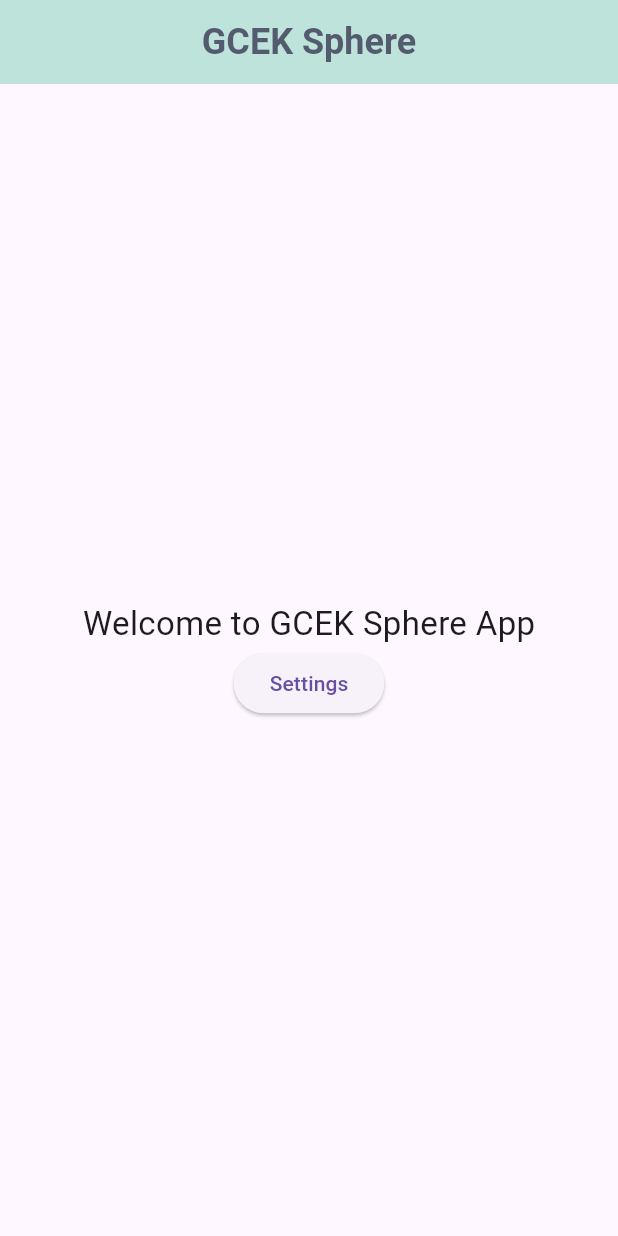
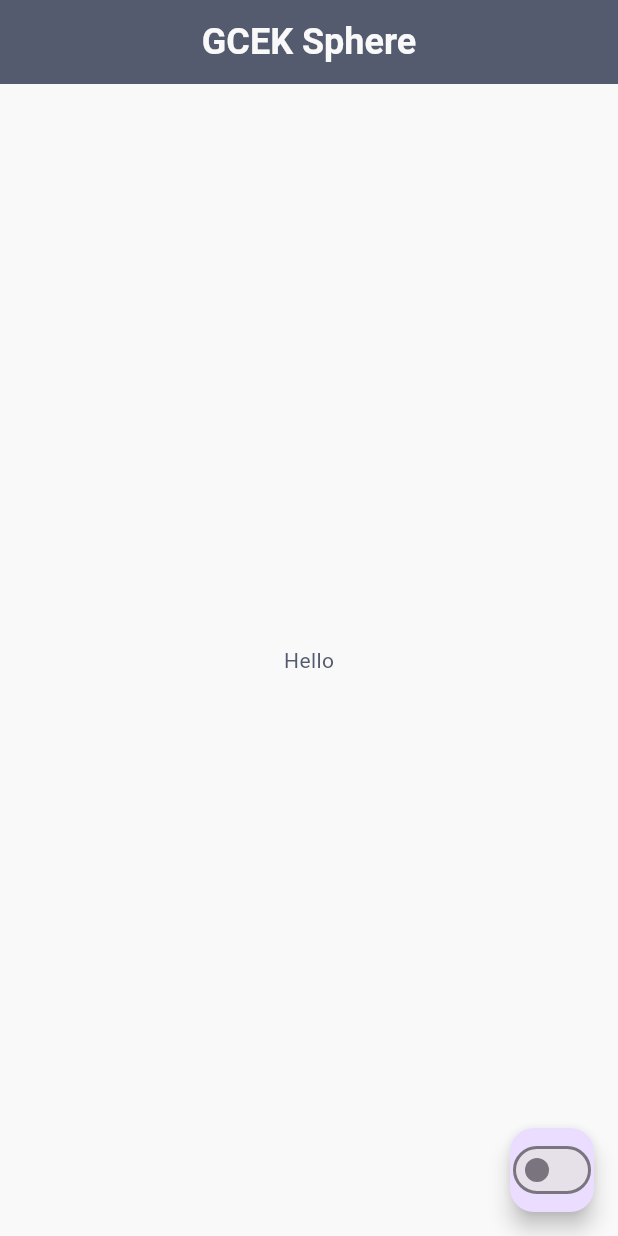
Before and after one commit to nandanmagdum/gcek_smart_campus_2025, a Flutter app: the screen it shows after launch, on a phone screen of 412 x 824 dp. Run offline on Flutter 3.47's test engine with Material 3 defaults, Android fonts, the phone set to English and light mode, and no system bars; our stand-ins replace get, go_router, shared_preferences.

Commit message:
updated theme

```diff
--- a/lib/constants/app_colors.dart
+++ b/lib/constants/app_colors.dart
@@ -1,45 +1,9 @@
 import 'package:flutter/material.dart';
 
 class AppColors {
-  static final palate1 = Color(0xff555B6E);
-  static final palate2 = Color(0xFF89B0AE);
-  static final palate3 = Color(0xFFBEE3DB);
-  static final palate4 = Color(0xFFFAF9F9);
-  static final palate5 = Color(0xFFFFD6BA);
-
-  static final ThemeData lightTheme = ThemeData(
-    brightness: Brightness.light,
-    scaffoldBackgroundColor: AppColors.palate4,
-    appBarTheme: AppBarTheme(backgroundColor: AppColors.palate3),
-    primaryColor: AppColors.palate1,
-    textTheme: TextTheme(
-      bodyLarge: TextStyle(color: AppColors.palate1),
-      bodyMedium: TextStyle(color: AppColors.palate2),
-    ),
-    buttonTheme: ButtonThemeData(
-      buttonColor: AppColors.palate1,
-      textTheme: ButtonTextTheme.primary,
-    ),
-    floatingActionButtonTheme: FloatingActionButtonThemeData(
-      backgroundColor: AppColors.palate5,
-    ),
-  );
-
-  static final ThemeData darkTheme = ThemeData(
-    brightness: Brightness.dark,
-    scaffoldBackgroundColor: AppColors.palate1,
-    appBarTheme: AppBarTheme(backgroundColor: AppColors.palate1),
-    primaryColor: AppColors.palate4,
-    textTheme: TextTheme(
-      bodyLarge: TextStyle(color: AppColors.palate4),
-      bodyMedium: TextStyle(color: AppColors.palate3),
-    ),
-    buttonTheme: ButtonThemeData(
-      buttonColor: AppColors.palate5,
-      textTheme: ButtonTextTheme.primary,
-    ),
-    floatingActionButtonTheme: FloatingActionButtonThemeData(
-      backgroundColor: AppColors.palate5,
-    ),
-  );
+  static const palate1 = Color(0xff555B6E);
+  static const palate2 = Color(0xFF89B0AE);
+  static const palate3 = Color(0xFFBEE3DB);
+  static const palate4 = Color(0xFFFAF9F9);
+  static const palate5 = Color(0xFFFFD6BA);
 }
--- a/lib/controllers/theme_controller.dart
+++ b/lib/controllers/theme_controller.dart
@@ -1,3 +1,4 @@
+import 'package:flutter/material.dart';
 import 'package:get/get.dart';
 import 'package:smart_campus/utils/local_storage.dart';
 
@@ -5,8 +6,47 @@
   Rx<bool> isDarkMode =
       (LocalStorage.getBool(LocalStorage.themeKey) ?? false).obs;
 
+  static const palate1 = Color(0xff555B6E);
+  static const palate2 = Color(0xFF89B0AE);
+  static const palate3 = Color(0xFFBEE3DB);
+  static const palate4 = Color(0xFFFAF9F9);
+  static const palate5 = Color(0xFFFFD6BA);
+
+  static const palate6 = Color(0xFF2E3039);
+
+  static Rx<Color> appbarBackgroundColor =
+      (LocalStorage.getBool(LocalStorage.themeKey) ?? false)
+          ? palate4.obs
+          : palate1.obs;
+  static Rx<Color> appbarTextColor =
+      (LocalStorage.getBool(LocalStorage.themeKey) ?? false)
+          ? palate4.obs
+          : palate4.obs;
+  static Rx<Color> scaffoldBackgroudColor =
+      (LocalStorage.getBool(LocalStorage.themeKey) ?? false)
+          ? palate6.obs
+          : palate4.obs;
+
+  static Rx<Color> scaffoldTextColor =
+      (LocalStorage.getBool(LocalStorage.themeKey) ?? false)
+          ? palate4.obs
+          : palate1.obs;
+
   void toggleTheme(bool value) async {
     value ? isDarkMode.value = true : isDarkMode.value = false;
+    if (value) {
+      // set to dark mode
+      appbarBackgroundColor.value = palate1;
+      appbarTextColor.value = palate4;
+      scaffoldBackgroudColor.value = palate6;
+      scaffoldTextColor.value = palate4;
+    } else {
+      // set to light mode
+      appbarBackgroundColor.value = palate1;
+      appbarTextColor.value = palate4;
+      scaffoldBackgroudColor.value = palate4;
+      scaffoldTextColor.value = palate1;
+    }
     await LocalStorage.setBool(LocalStorage.themeKey, value);
   }
 }
--- a/lib/pages/home_page.dart
+++ b/lib/pages/home_page.dart
@@ -1,34 +1,38 @@
 import 'package:flutter/material.dart';
 import 'package:go_router/go_router.dart';
+import 'package:smart_campus/constants/app_colors.dart';
+import 'package:smart_campus/controllers/theme_controller.dart';
 import 'package:smart_campus/utils/navigation.dart';
 import 'package:smart_campus/widgets/primary_app_bar.dart';
+import 'package:get/get.dart';
 
 class HomePage extends StatelessWidget {
   const HomePage({super.key});
 
   @override
   Widget build(BuildContext context) {
-    return Scaffold(
-      appBar: PrimaryAppBar(),
-      body: Column(
-        mainAxisAlignment: MainAxisAlignment.center,
-        children: [
-          SizedBox(
-            width: MediaQuery.of(context).size.width,
+    final ThemeController themeController = Get.find();
+    return Obx(
+      () => Scaffold(
+        appBar: PrimaryAppBar(),
+        floatingActionButton: FloatingActionButton(
+          onPressed: () {},
+          child: Switch(
+            value: themeController.isDarkMode.value,
+            onChanged: (value) {
+              themeController.toggleTheme(value);
+            },
           ),
-          Text(
-            "Welcome to GCEK Sphere App",
+        ),
+        backgroundColor: ThemeController.scaffoldBackgroudColor.value,
+        body: Center(
+          child: Text(
+            "Hello",
             style: TextStyle(
-              fontSize: 22,
+              color: ThemeController.scaffoldTextColor.value,
             ),
           ),
-          ElevatedButton(
-            onPressed: () {
-              context.push(Navigation.settingsRoute);
-            },
-            child: Text("Settings"),
-          ),
-        ],
+        ),
       ),
     );
   }
--- a/lib/widgets/primary_app_bar.dart
+++ b/lib/widgets/primary_app_bar.dart
@@ -9,19 +9,13 @@
 
   @override
   Widget build(BuildContext context) {
-    final ThemeController themeController = Get.find();
-
     return Obx(
       () => AppBar(
-        backgroundColor: themeController.isDarkMode.value
-            ? AppColors.palate1
-            : AppColors.palate3,
+        backgroundColor: ThemeController.appbarBackgroundColor.value,
         title: Text(
           title ?? "GCEK Sphere",
           style: TextStyle(
-            color: themeController.isDarkMode.value
-                ? AppColors.palate4
-                : AppColors.palate1,
+            color: ThemeController.appbarTextColor.value,
             fontSize: 24,
             fontWeight: FontWeight.bold,
           ),
```
